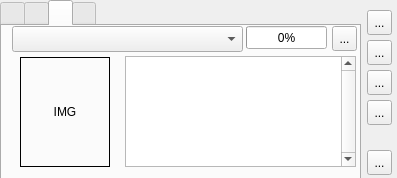
Before: the Qt Designer form parser.ui in Silver-North/ani-ma_checker, drawn with Qt 5.
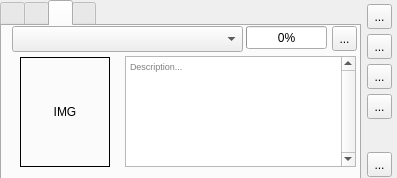
After: the same form once the commit is applied. The open tabs and pages were chosen to show the change. Icons and pictures are not drawn.

What changed in the file:
```diff
--- a/parser.ui
+++ b/parser.ui
@@ -30,7 +30,7 @@
     <property name="geometry">
      <rect>
       <x>367</x>
-      <y>10</y>
+      <y>4</y>
       <width>25</width>
       <height>25</height>
      </rect>
@@ -50,7 +50,7 @@
     <property name="geometry">
      <rect>
       <x>367</x>
-      <y>40</y>
+      <y>34</y>
       <width>25</width>
       <height>25</height>
      </rect>
@@ -737,6 +737,9 @@
 &lt;/style&gt;&lt;/head&gt;&lt;body style=&quot; font-family:'Sans Serif'; font-size:7pt; font-weight:400; font-style:normal;&quot;&gt;
 &lt;p style=&quot;-qt-paragraph-type:empty; margin-top:0px; margin-bottom:0px; margin-left:0px; margin-right:0px; -qt-block-indent:0; text-indent:0px; font-size:9pt;&quot;&gt;&lt;br /&gt;&lt;/p&gt;&lt;/body&gt;&lt;/html&gt;</string>
       </property>
+      <property name="placeholderText">
+       <string>Description...</string>
+      </property>
      </widget>
      <widget class="QToolButton" name="toolButton_22">
       <property name="geometry">
@@ -873,7 +876,7 @@
     <property name="geometry">
      <rect>
       <x>367</x>
-      <y>70</y>
+      <y>64</y>
       <width>25</width>
       <height>25</height>
      </rect>
@@ -889,7 +892,7 @@
     <property name="geometry">
      <rect>
       <x>367</x>
-      <y>150</y>
+      <y>152</y>
       <width>25</width>
       <height>25</height>
      </rect>
@@ -911,7 +914,7 @@
     <property name="geometry">
      <rect>
       <x>367</x>
-      <y>100</y>
+      <y>94</y>
       <width>25</width>
       <height>25</height>
      </rect>
```
Left out of the diff: 5 changed lines with no effect on the pictures.
